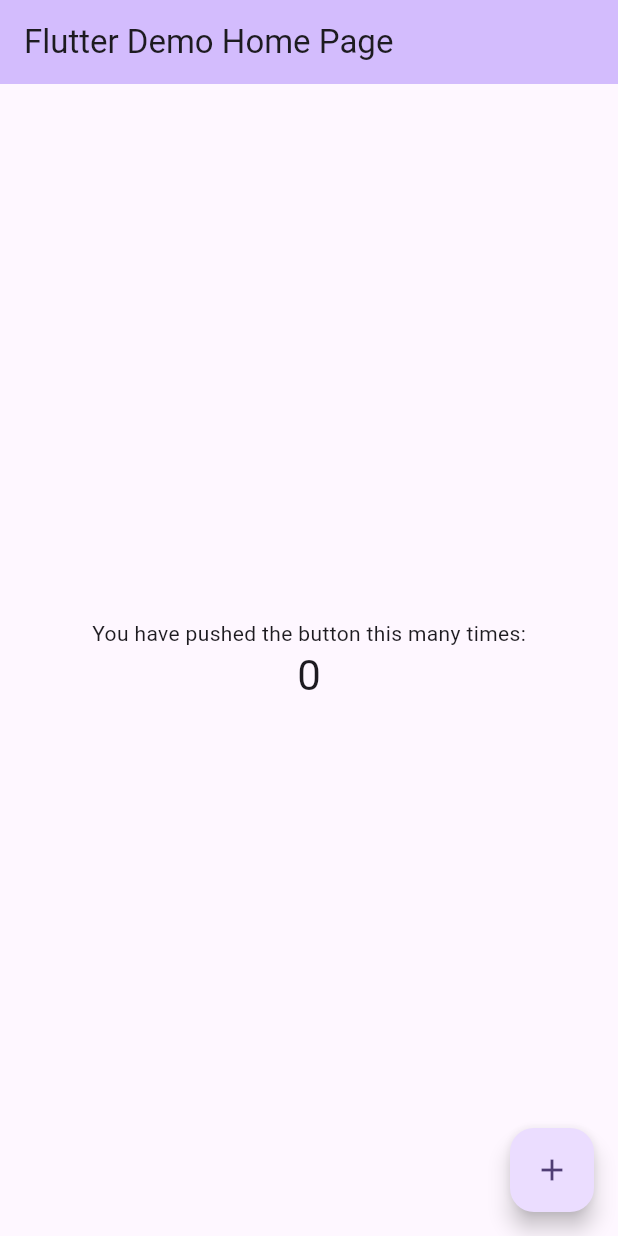
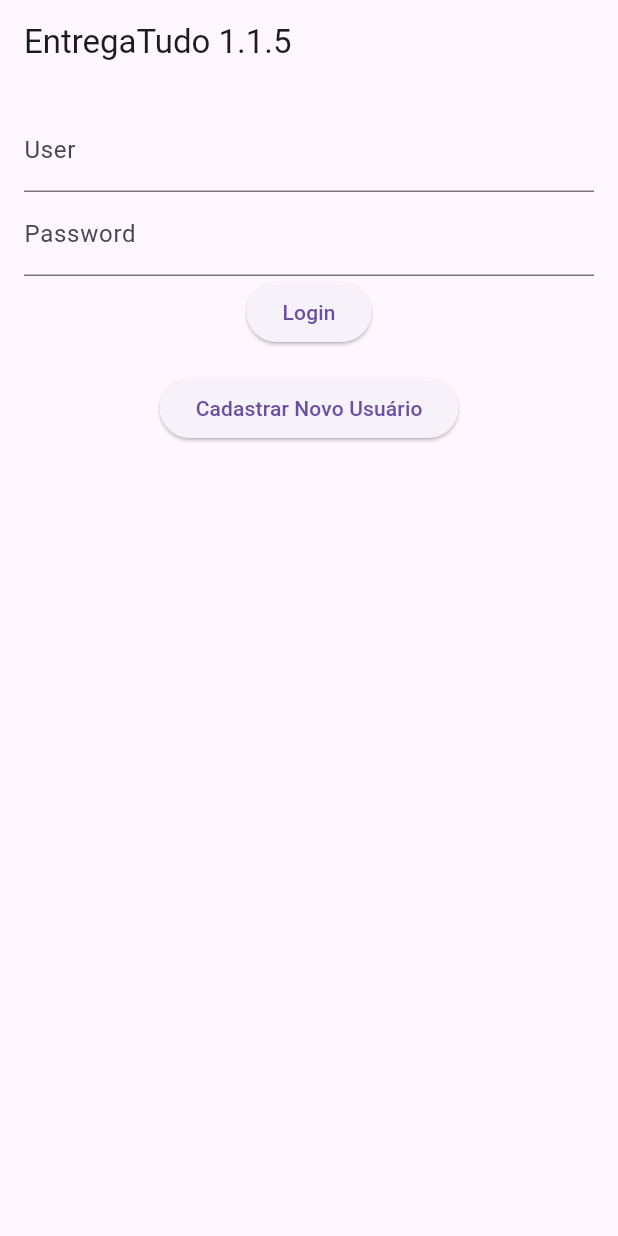
Before and after one commit to arnaldo-chioquetta2/EntregaTudo, a Flutter app: the screen it shows after launch, on a phone screen of 412 x 824 dp. Run offline on Flutter 3.47's test engine with Material 3 defaults, Android fonts, the light colour scheme and no system bars.

Commit message:
Compilando com a página de login

```diff
--- /dev/null
+++ b/lib/login_page.dart
@@ -0,0 +1,116 @@
+import 'dart:math';
+import 'package:flutter/material.dart';
+// import 'package:tele_tudo_app/HomePage.dart';
+// import 'package:tele_tudo_app/api.dart';
+// import 'package:tele_tudo_app/register_page.dart';
+
+void main() => runApp(const MyApp());
+
+class MyApp extends StatelessWidget {
+  const MyApp({super.key});
+
+  @override
+  Widget build(BuildContext context) {
+    return const MaterialApp(
+      title: 'TeleTudo App MotoBoys',
+      home: LoginPage(),
+    );
+  }
+}
+
+class LoginPage extends StatefulWidget {
+  const LoginPage({super.key});
+
+  @override
+  _LoginPageState createState() => _LoginPageState();
+}
+
+class _LoginPageState extends State<LoginPage> {
+  final TextEditingController _userController = TextEditingController();
+  final TextEditingController _passwordController = TextEditingController();
+
+  @override
+  void initState() {
+    super.initState();
+  }
+
+  Widget build(BuildContext context) {
+    return Scaffold(
+      appBar: AppBar(
+        title: Text('EntregaTudo 1.1.5'),
+      ),
+      body: Padding(
+        padding: const EdgeInsets.all(16.0),
+        child: Column(
+          children: [
+            TextField(
+              controller: _userController,
+              decoration: const InputDecoration(labelText: 'User'),
+            ),
+            TextField(
+              controller: _passwordController,
+              decoration: const InputDecoration(labelText: 'Password'),
+              obscureText: true,
+            ),
+            ElevatedButton(
+              onPressed: () async {
+                try {
+                  String user = _userController.text;
+                  String password = _passwordController.text;
+                  double lat = 0.0;
+                  double lon = 0.0;
+                  // user = "Xevious";
+                  // password = "ufrs3753";
+
+                  // String result = await API.veLogin(user, password, lat, lon);
+                  // if (result == "") {
+                  //   Navigator.of(context).pushReplacement(
+                  //     MaterialPageRoute(builder: (context) => const HomePage()),
+                  //   );
+                  // } else {
+                  //   showErrorDialog(result);
+                  // }
+                } catch (e) {
+                  showErrorDialog("Erro durante o login: $e");
+                }
+              },
+              child: const Text("Login"),
+            ),
+            const SizedBox(height: 16),
+            ElevatedButton(
+              onPressed: () {
+                // Navigator.push(
+                //   context,
+                //   MaterialPageRoute(builder: (context) => const RegisterPage()),
+                // );
+              },
+              child: const Text("Cadastrar Novo Usuário"),
+            ),
+          ],
+        ),
+      ),
+    );
+  }
+
+  void showErrorDialog(String message) {
+    showDialog(
+      context: context,
+      barrierDismissible:
+          false, // Impede que o usuário feche o diálogo tocando fora dele
+      builder: (BuildContext context) {
+        return AlertDialog(
+          title: const Text("Erro"),
+          content: SingleChildScrollView(
+            child: SelectableText(message),
+          ),
+          actions: [
+            TextButton(
+              onPressed: () => Navigator.pop(context),
+              child: const Text("OK"),
+            ),
+          ],
+        );
+      },
+    );
+  }
+}
--- a/lib/main.dart
+++ b/lib/main.dart
@@ -1,125 +1,25 @@
+// import 'login_page.dart';
 import 'package:flutter/material.dart';
+import 'login_page.dart';
+// import 'package:background_fetch/background_fetch.dart';
 
 void main() {
+  WidgetsFlutterBinding.ensureInitialized();
   runApp(const MyApp());
 }
 
 class MyApp extends StatelessWidget {
   const MyApp({super.key});
 
-  // This widget is the root of your application.
   @override
   Widget build(BuildContext context) {
     return MaterialApp(
-      title: 'Flutter Demo',
-      theme: ThemeData(
-        // This is the theme of your application.
-        //
-        // TRY THIS: Try running your application with "flutter run". You'll see
-        // the application has a purple toolbar. Then, without quitting the app,
-        // try changing the seedColor in the colorScheme below to Colors.green
-        // and then invoke "hot reload" (save your changes or press the "hot
-        // reload" button in a Flutter-supported IDE, or press "r" if you used
-        // the command line to start the app).
-        //
-        // Notice that the counter didn't reset back to zero; the application
-        // state is not lost during the reload. To reset the state, use hot
-        // restart instead.
-        //
-        // This works for code too, not just values: Most code changes can be
-        // tested with just a hot reload.
-        colorScheme: ColorScheme.fromSeed(seedColor: Colors.deepPurple),
-        useMaterial3: true,
-      ),
-      home: const MyHomePage(title: 'Flutter Demo Home Page'),
+      title: 'TeleTudo App MotoBoys',
+      home: LoginPage(),
+      builder: (context, child) {
+        //initPlatformState();
+        return child!;
+      },
     );
   }
 }
-
-class MyHomePage extends StatefulWidget {
-  const MyHomePage({super.key, required this.title});
-
-  // This widget is the home page of your application. It is stateful, meaning
-  // that it has a State object (defined below) that contains fields that affect
-  // how it looks.
-
-  // This class is the configuration for the state. It holds the values (in this
-  // case the title) provided by the parent (in this case the App widget) and
-  // used by the build method of the State. Fields in a Widget subclass are
-  // always marked "final".
-
-  final String title;
-
-  @override
-  State<MyHomePage> createState() => _MyHomePageState();
-}
-
-class _MyHomePageState extends State<MyHomePage> {
-  int _counter = 0;
-
-  void _incrementCounter() {
-    setState(() {
-      // This call to setState tells the Flutter framework that something has
-      // changed in this State, which causes it to rerun the build method below
-      // so that the display can reflect the updated values. If we changed
-      // _counter without calling setState(), then the build method would not be
-      // called again, and so nothing would appear to happen.
-      _counter++;
-    });
-  }
-
-  @override
-  Widget build(BuildContext context) {
-    // This method is rerun every time setState is called, for instance as done
-    // by the _incrementCounter method above.
-    //
-    // The Flutter framework has been optimized to make rerunning build methods
-    // fast, so that you can just rebuild anything that needs updating rather
-    // than having to individually change instances of widgets.
-    return Scaffold(
-      appBar: AppBar(
-        // TRY THIS: Try changing the color here to a specific color (to
-        // Colors.amber, perhaps?) and trigger a hot reload to see the AppBar
-        // change color while the other colors stay the same.
-        backgroundColor: Theme.of(context).colorScheme.inversePrimary,
-        // Here we take the value from the MyHomePage object that was created by
-        // the App.build method, and use it to set our appbar title.
-        title: Text(widget.title),
-      ),
-      body: Center(
-        // Center is a layout widget. It takes a single child and positions it
-        // in the middle of the parent.
-        child: Column(
-          // Column is also a layout widget. It takes a list of children and
-          // arranges them vertically. By default, it sizes itself to fit its
-          // children horizontally, and tries to be as tall as its parent.
-          //
-          // Column has various properties to control how it sizes itself and
-          // how it positions its children. Here we use mainAxisAlignment to
-          // center the children vertically; the main axis here is the vertical
-          // axis because Columns are vertical (the cross axis would be
-          // horizontal).
-          //
-          // TRY THIS: Invoke "debug painting" (choose the "Toggle Debug Paint"
-          // action in the IDE, or press "p" in the console), to see the
-          // wireframe for each widget.
-          mainAxisAlignment: MainAxisAlignment.center,
-          children: <Widget>[
-            const Text(
-              'You have pushed the button this many times:',
-            ),
-            Text(
-              '$_counter',
-              style: Theme.of(context).textTheme.headlineMedium,
-            ),
-          ],
-        ),
-      ),
-      floatingActionButton: FloatingActionButton(
-        onPressed: _incrementCounter,
-        tooltip: 'Increment',
-        child: const Icon(Icons.add),
-      ), // This trailing comma makes auto-formatting nicer for build methods.
-    );
-  }
-}
```
Also changed, not shown: pubspec.yaml (+2 -69 lines), 5 other files.
